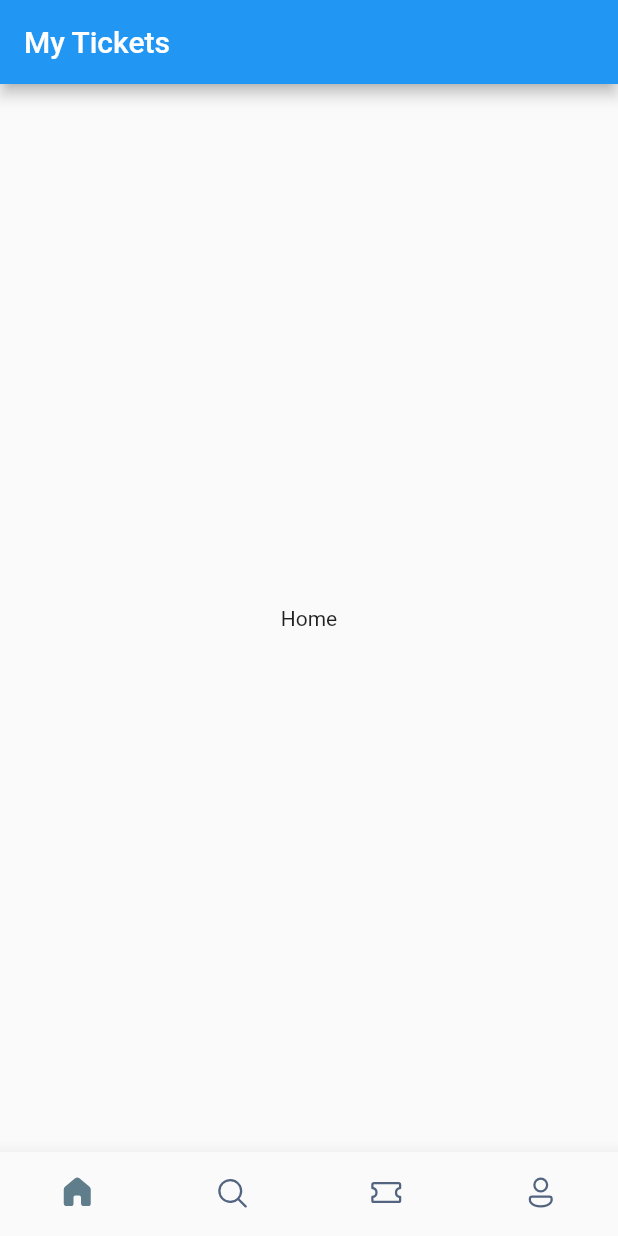
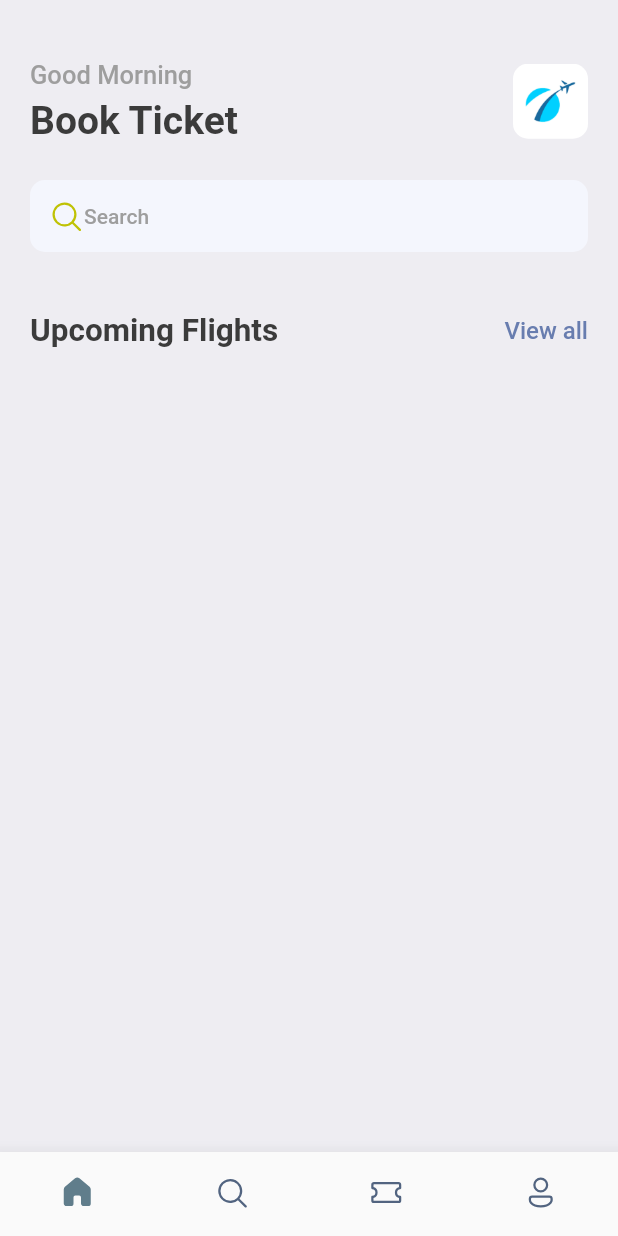
Before and after one commit to nerdychamp/fltr-ticket-booking-app, a Flutter app: the screen it shows after launch, on a phone screen of 412 x 824 dp. Run offline on Flutter 3.47's test engine with Material 2 defaults, Android fonts, the phone set to English and light mode, and no system bars; our stand-ins replace fluentui_icons, gap.

Commit message:
feat: home-screen part-1/3 (headers and serach bar)

```diff
--- a/lib/main.dart
+++ b/lib/main.dart
@@ -1,4 +1,5 @@
 import 'package:book_tickets/screens/bottom_bar.dart';
+import 'package:book_tickets/utils/app_style.dart';
 import 'package:flutter/material.dart';
 
 void main() {
@@ -11,9 +12,10 @@ class MyApp extends StatelessWidget {
   @override
   Widget build(BuildContext context) {
     return MaterialApp(
+      debugShowCheckedModeBanner: false,
       title: 'Flutter Demo',
       theme: ThemeData(
-        primarySwatch: Colors.blue,
+        primaryColor: primaryColor,
       ),
       home: const BottomBar(),
     );
--- a/lib/screens/bottom_bar.dart
+++ b/lib/screens/bottom_bar.dart
@@ -1,3 +1,4 @@
+import 'package:book_tickets/screens/home_screen.dart';
 import 'package:fluentui_icons/fluentui_icons.dart';
 import 'package:flutter/material.dart';
 
@@ -11,7 +12,7 @@ class BottomBar extends StatefulWidget {
 class _BottomBarState extends State<BottomBar> {
   int _selectedIndex = 0;
   static final List<Widget> _widgetOptions = [
-    const Text("Home"),
+    const HomeScreen(),
     const Text("Search"),
     const Text("Ticket"),
     const Text("Profile"),
@@ -26,9 +27,9 @@ class _BottomBarState extends State<BottomBar> {
   @override
   Widget build(BuildContext context) {
     return Scaffold(
-      appBar: AppBar(
-        title: const Text("My Tickets"),
-      ),
+      // appBar: AppBar(
+      //   title: const Text("My Tickets"),
+      // ),
       body: Center(child: _widgetOptions[_selectedIndex]),
       bottomNavigationBar: BottomNavigationBar(
         currentIndex: _selectedIndex,
--- /dev/null
+++ b/lib/screens/home_screen.dart
@@ -0,0 +1,99 @@
+import 'package:book_tickets/utils/app_style.dart';
+import 'package:fluentui_icons/fluentui_icons.dart';
+import 'package:flutter/material.dart';
+import 'package:gap/gap.dart';
+
+class HomeScreen extends StatelessWidget {
+  const HomeScreen({super.key});
+
+  @override
+  Widget build(BuildContext context) {
+    return Scaffold(
+      backgroundColor: Styles.bgColor,
+      body: ListView(
+        children: [
+          Padding(
+            padding: const EdgeInsets.symmetric(horizontal: 20),
+            child: Column(
+              children: [
+                const Gap(40),
+                Row(
+                  children: [
+                    Column(
+                      crossAxisAlignment: CrossAxisAlignment.start,
+                      children: [
+                        Text(
+                          'Good Morning',
+                          style: Styles.headlineStyle3,
+                        ),
+                        const Gap(5),
+                        Text(
+                          'Book Ticket',
+                          style: Styles.headlineStyle1,
+                        ),
+                      ],
+                    ),
+                    const Spacer(),
+                    ClipRRect(
+                      borderRadius: BorderRadius.circular(10),
+                      child: const Image(
+                        image: AssetImage("assets/images/img_1.png"),
+                        width: 50,
+                        height: 50,
+                        fit: BoxFit.cover,
+                      ),
+                    ),
+                  ],
+                ),
+                const Gap(25),
+                Container(
+                  padding: const EdgeInsets.symmetric(
+                    horizontal: 12,
+                    vertical: 12,
+                  ),
+                  decoration: BoxDecoration(
+                    borderRadius: BorderRadius.circular(10),
+                    color: const Color(0xFFF4F6FD),
+                  ),
+                  child: Row(
+                    children: [
+                      const Icon(
+                        FluentSystemIcons.ic_fluent_search_regular,
+                        color: Color(0xFFbFC205),
+                      ),
+                      Text(
+                        'Search',
+                        style: Styles.headlineStyle4,
+                      )
+                    ],
+                  ),
+                ),
+                const Gap(40),
+                Row(
+                  mainAxisAlignment: MainAxisAlignment.spaceBetween,
+                  children: [
+                    Text(
+                      'Upcoming Flights',
+                      style: Styles.headlineStyle2,
+                    ),
+                    InkWell(
+                      onTap: () {
+                        print("You are tapped");
+                      },
+                      child: Text(
+                        "View all",
+                        style: Styles.textStyle.copyWith(
+                          color: primaryColor,
+                        ),
+                      ),
+                    )
+                  ],
+                ),
+              ],
+            ),
+          )
+        ],
+      ),
+    );
+  }
+}
--- /dev/null
+++ b/lib/utils/app_style.dart
@@ -0,0 +1,20 @@
+import 'package:flutter/material.dart';
+
+Color primaryColor = const Color(0xFF687daf);
+
+class Styles {
+  static Color primaryColor = primaryColor;
+  static Color textColor = const Color(0xFF3b3b3b);
+  static Color bgColor = const Color(0xFFeeedf2);
+  static Color orangeColor = const Color(0xFF526799);
+  static TextStyle textStyle =
+      TextStyle(fontSize: 16, color: textColor, fontWeight: FontWeight.w500);
+  static TextStyle headlineStyle1 =
+      TextStyle(fontSize: 26, color: textColor, fontWeight: FontWeight.bold);
+  static TextStyle headlineStyle2 =
+      TextStyle(fontSize: 21, color: textColor, fontWeight: FontWeight.bold);
+  static TextStyle headlineStyle3 = TextStyle(
+      fontSize: 17, color: Colors.grey.shade500, fontWeight: FontWeight.w500);
+  static TextStyle headlineStyle4 = TextStyle(
+      fontSize: 14, color: Colors.grey.shade500, fontWeight: FontWeight.w500);
+}
--- a/pubspec.yaml
+++ b/pubspec.yaml
@@ -36,6 +36,7 @@ dependencies:
   # Use with the CupertinoIcons class for iOS style icons.
   cupertino_icons: ^1.0.2
   fluentui_icons: ^1.0.0
+  gap: ^2.0.0
 
 dev_dependencies:
   flutter_test:
@@ -59,9 +60,8 @@ flutter:
   uses-material-design: true
 
   # To add assets to your application, add an assets section, like this:
-  # assets:
-  #   - images/a_dot_burr.jpeg
-  #   - images/a_dot_ham.jpeg
+  assets:
+    - assets/images/
 
   # An image asset can refer to one or more resolution-specific "variants", see
   # https://flutter.dev/assets-and-images/#resolution-aware
```
Also changed, not shown: assets/images/img.png (added), assets/images/img_1.png (added), assets/images/one.png (added), assets/images/sit.jpg (added), assets/images/three.png (added), assets/images/two.png (added), assets/images/visa.png (added), pubspec.lock.
